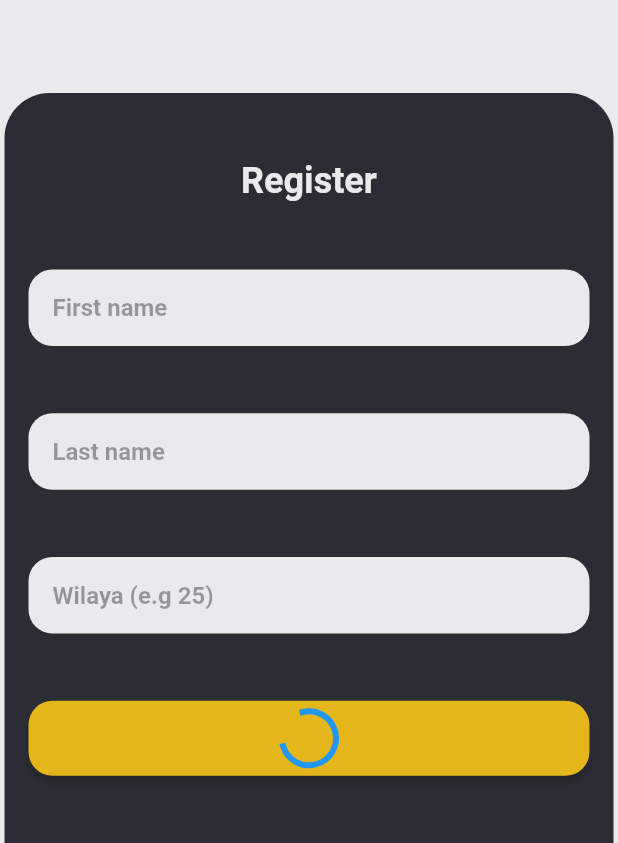
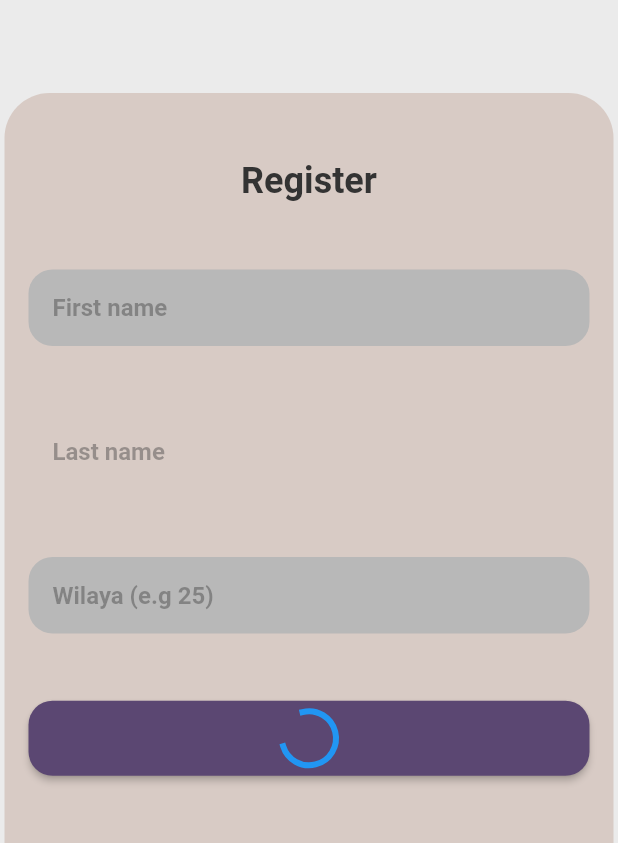
Before and after one commit to Pegasus999/wasla, a Flutter app: the RegisterPage screen opened directly with empty values, on a phone screen of 412 x 824 dp, the part 393-1236 px from its top. Run offline on Flutter 3.47's test engine with Material 2 defaults, Android fonts, the phone set to English and light mode, and no system bars; our stand-ins replace font_awesome_flutter, geolocator, google_fonts, loading_indicator, lottie, material_floating_search_bar_2 and 3 more; missing offline and left inert: draggable_bottom_sheet, flutter_polyline_points, list_picker, map_location_picker; accounts and stored records are empty; Roboto replaces fonts that are missing (Changa).

Commit message:
colors added

```diff
--- a/lib/Constants.dart
+++ b/lib/Constants.dart
@@ -1,11 +1,15 @@
 import 'package:flutter/material.dart';
 
 class Constants {
-  static Color darkYellow = const Color.fromRGBO(228, 182, 26, 1);
-  static Color lightYellow = const Color.fromRGBO(251, 225, 52, 1);
-  static Color grey = const Color.fromRGBO(233, 234, 236, 1);
-  static Color darkGrey = const Color.fromRGBO(42, 46, 52, 1);
-  static Color night = const Color.fromRGBO(20, 21, 21, 1);
+  static Color main = const Color.fromRGBO(91, 71, 114, 1);
+  static Color mainLight = const Color.fromRGBO(162, 143, 185, 1);
+  static Color mainLighter = const Color.fromRGBO(194, 180, 209, 1);
+  static Color secondary = const Color.fromRGBO(216, 203, 197, 1);
+  static Color secondaryDarker = const Color.fromRGBO(204, 188, 180, 1);
+  static Color secondaryLight = const Color.fromRGBO(222, 211, 206, 1);
+  static Color background = const Color.fromRGBO(235, 235, 235, 1);
+  static Color black = const Color.fromRGBO(51, 51, 51, 1);
+
   static String apiKey = "AIzaSyASO5mgA_JBDA-MtJMg50m_bVjZy2f32jk";
   static List<Color> kDefaultRainbowColors = const [
     Colors.red,
--- a/lib/Screens/DestinationPicker.dart
+++ b/lib/Screens/DestinationPicker.dart
@@ -70,7 +70,7 @@ class _DestinationPageState extends State<DestinationPage> {
   Widget build(BuildContext context) {
     return SafeArea(
       child: Scaffold(
-        backgroundColor: Constants.grey,
+        backgroundColor: Constants.background,
         appBar: AppBar(
           leading: GestureDetector(
               onTap: () => Navigator.pop(context),
@@ -81,7 +81,7 @@ class _DestinationPageState extends State<DestinationPage> {
             style: TextStyle(color: Colors.black),
           ),
           centerTitle: true,
-          backgroundColor: Constants.grey,
+          backgroundColor: Constants.background,
           elevation: 0,
         ),
         body: SingleChildScrollView(
--- a/lib/Screens/Login/Register.dart
+++ b/lib/Screens/Login/Register.dart
@@ -40,7 +40,7 @@ class _RegisterPageState extends State<RegisterPage> {
   Widget build(BuildContext context) {
     return SafeArea(
       child: Scaffold(
-        backgroundColor: Constants.grey,
+        backgroundColor: Constants.background,
         body: SingleChildScrollView(
           child: SizedBox(
             height: MediaQuery.of(context).size.height -
@@ -64,7 +64,7 @@ class _RegisterPageState extends State<RegisterPage> {
                     width: MediaQuery.of(context).size.width,
                     height: 500,
                     decoration: BoxDecoration(
-                      color: Constants.darkGrey,
+                      color: Constants.secondary,
                       borderRadius: const BorderRadius.only(
                         topLeft: Radius.circular(30),
                         topRight: Radius.circular(30),
@@ -78,7 +78,7 @@ class _RegisterPageState extends State<RegisterPage> {
                           "Register",
                           style: TextStyle(
                               fontSize: 24,
-                              color: Constants.grey,
+                              color: Constants.black,
                               fontWeight: FontWeight.w600),
                         ),
                         Flexible(
@@ -87,11 +87,11 @@ class _RegisterPageState extends State<RegisterPage> {
                             child: Container(
                               decoration: BoxDecoration(
                                   borderRadius: BorderRadius.circular(16),
-                                  color: Constants.grey),
+                                  color: Color.fromRGBO(184, 184, 184, 1)),
                               child: TextField(
                                 style: TextStyle(
                                     fontSize: 16,
-                                    color: Constants.night,
+                                    color: Constants.black,
                                     fontWeight: FontWeight.bold),
                                 controller: firstNameController,
                                 decoration: InputDecoration(
@@ -101,7 +101,7 @@ class _RegisterPageState extends State<RegisterPage> {
                                     hintText: "First name",
                                     hintStyle: TextStyle(
                                         color:
-                                            Constants.night.withOpacity(0.4))),
+                                            Constants.black.withOpacity(0.4))),
                               ),
                             ),
                           ),
@@ -112,11 +112,11 @@ class _RegisterPageState extends State<RegisterPage> {
                             child: Container(
                               decoration: BoxDecoration(
                                   borderRadius: BorderRadius.circular(16),
-                                  color: Constants.grey),
+                                  color: Constants.secondary),
                               child: TextField(
                                 style: TextStyle(
                                     fontSize: 16,
-                                    color: Constants.night,
+                                    color: Constants.black,
                                     fontWeight: FontWeight.bold),
                                 controller: lastNameController,
                                 decoration: InputDecoration(
@@ -126,7 +126,7 @@ class _RegisterPageState extends State<RegisterPage> {
                                     hintText: "Last name",
                                     hintStyle: TextStyle(
                                         color:
-                                            Constants.night.withOpacity(0.4))),
+                                            Constants.black.withOpacity(0.4))),
                               ),
                             ),
                           ),
@@ -137,12 +137,12 @@ class _RegisterPageState extends State<RegisterPage> {
                             child: Container(
                               decoration: BoxDecoration(
                                   borderRadius: BorderRadius.circular(16),
-                                  color: Constants.grey),
+                                  color: Color.fromRGBO(184, 184, 184, 1)),
                               child: TextField(
                                 keyboardType: TextInputType.number,
                                 style: TextStyle(
                                     fontSize: 16,
-                                    color: Constants.night,
+                                    color: Constants.black,
                                     fontWeight: FontWeight.bold),
                                 controller: wilayaController,
                                 decoration: InputDecoration(
@@ -152,7 +152,7 @@ class _RegisterPageState extends State<RegisterPage> {
                                     hintText: "Wilaya (e.g 25)",
                                     hintStyle: TextStyle(
                                         color:
-                                            Constants.night.withOpacity(0.4))),
+                                            Constants.black.withOpacity(0.4))),
                               ),
                             ),
                           ),
@@ -171,8 +171,8 @@ class _RegisterPageState extends State<RegisterPage> {
                               }
                             },
                             style: ButtonStyle(
-                                backgroundColor: MaterialStatePropertyAll(
-                                    Constants.darkYellow),
+                                backgroundColor:
+                                    MaterialStatePropertyAll(Constants.main),
                                 shape: MaterialStatePropertyAll(
                                     RoundedRectangleBorder(
                                         borderRadius:
@@ -186,7 +186,7 @@ class _RegisterPageState extends State<RegisterPage> {
                                     style: TextStyle(
                                         fontSize: 16,
                                         fontWeight: FontWeight.bold,
-                                        color: Constants.night),
+                                        color: Constants.black),
                                   ),
                           ),
                         )
--- a/lib/Screens/Maps/TowingPage.dart
+++ b/lib/Screens/Maps/TowingPage.dart
@@ -136,11 +136,11 @@ class TowingViewState extends State<TowingView>
   Widget build(BuildContext context) {
     return SafeArea(
       child: Scaffold(
-        backgroundColor: Constants.grey,
+        backgroundColor: Constants.background,
         appBar: !found
             ? AppBar(
                 elevation: 0,
-                backgroundColor: Constants.grey,
+                backgroundColor: Constants.background,
                 title: const Text(
                   "Towing",
                 ),
```
Also changed, not shown: lib/Screens/CarPicker.dart (+8 -2 lines), lib/Screens/HomePage.dart (+8 -3 lines), lib/Screens/Login/Otp.dart (+7 -7 lines), lib/Screens/Login/PhoneLogin.dart (+12 -10 lines), lib/Screens/Maps/ShopPage.dart (+14 -6 lines), lib/Screens/Maps/TaxiPage.dart (+13 -38 lines), lib/Services/API.dart (+0 -9 lines).
